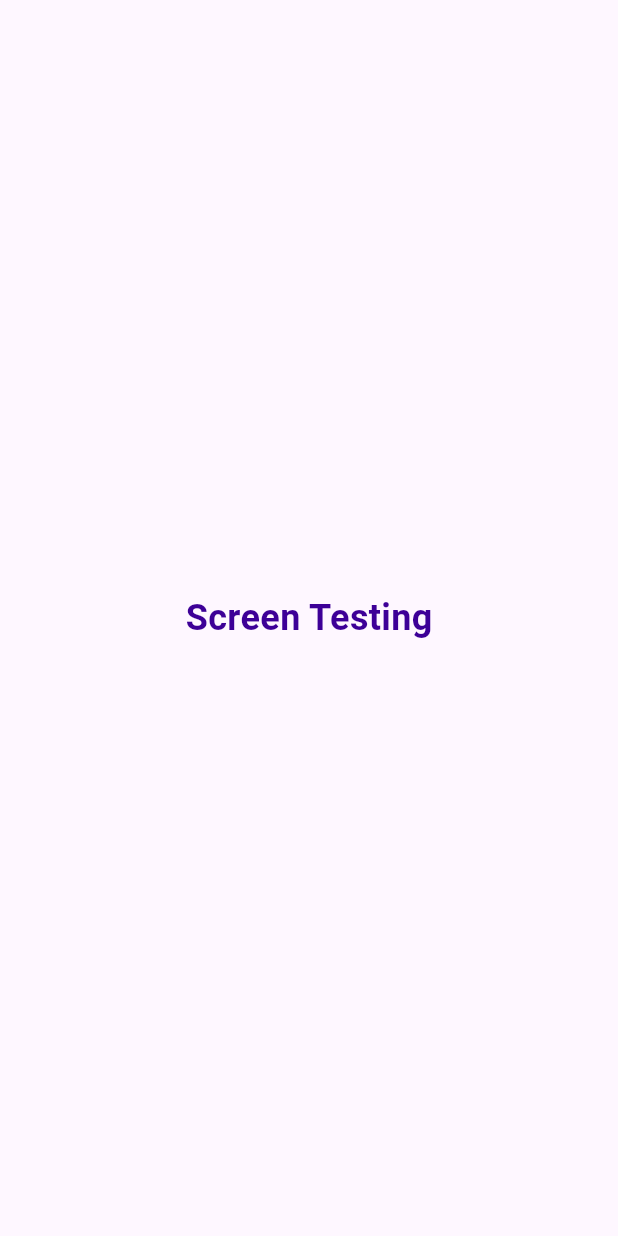
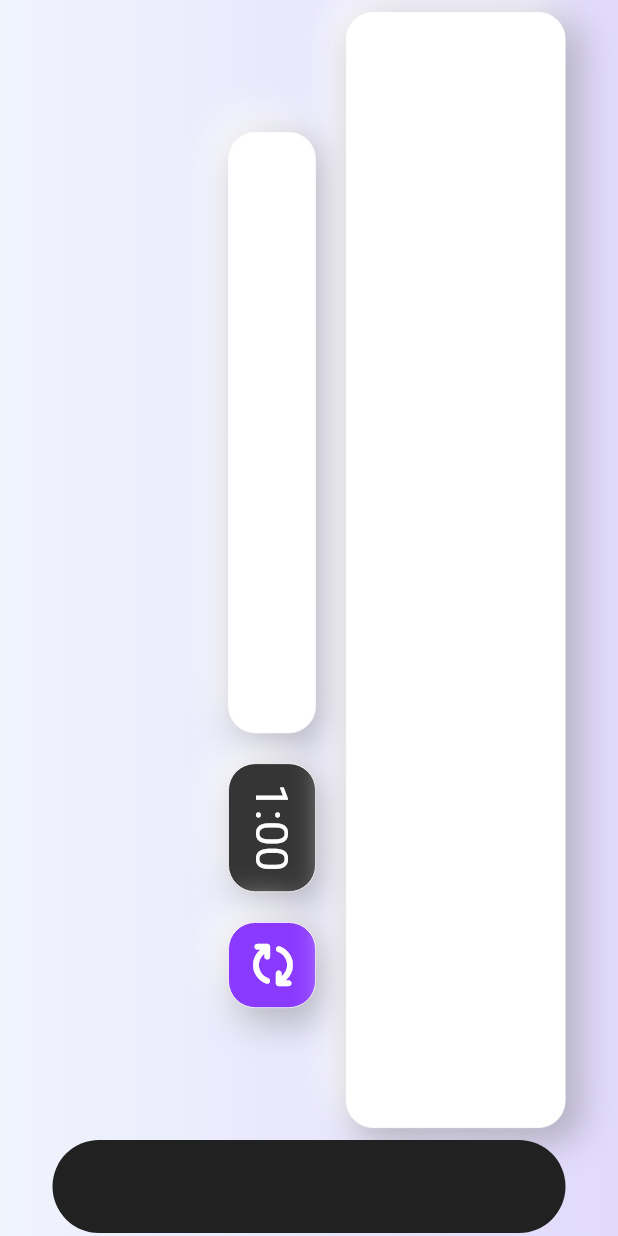
Before and after one commit to chamishkadilina/typingmaster, a Flutter app: the PracticeScreen screen opened directly, on a phone screen of 412 x 824 dp. Run offline on Flutter 3.47's test engine with Material 3 defaults, Android fonts, the light colour scheme and no system bars; our stand-ins replace font_awesome_flutter.

Commit message:
practice screen added

```diff
--- a/lib/constants.dart
+++ b/lib/constants.dart
@@ -9,9 +9,12 @@ const Alignment kHomeBeginAlign = Alignment.topRight;
 const Alignment kHomeEndAlign = Alignment.bottomLeft;
 const Alignment kStartBeginAlign = Alignment.bottomRight;
 const Alignment kStartEndAlign = Alignment.centerLeft;
+const Alignment kPracticeBeginAlign = Alignment.bottomLeft;
+const Alignment kPracticeEndAlign = Alignment.bottomRight;
 
 const kHomeScreenPadding = EdgeInsets.fromLTRB(35, 02, 35, 02);
 const kStartingScreenPadding = EdgeInsets.fromLTRB(35, 08, 35, 02);
+const kPracticeScreenPadding = EdgeInsets.fromLTRB(35, 08, 35, 02);
 
 const int kKeyboardImageFlex = 140;
 const int kChooseModeFlex = 10;
@@ -80,3 +83,13 @@ const BorderRadiusGeometry kRoundedBorder = BorderRadius.all(
 );
 const Color kIconColor = Color(0xFF3D0097);
 const double kIconSize = 30;
+
+///practice_screen constants-----------------------------------------------------
+const Color kTypingSpaceColor = Colors.white;
+const Color kTimeBox = Color(0xFF353535);
+const Color kRefreshIconColor = Color(0xFF8A39FE);
+const Icon kRefreshIcon = Icon(
+  FontAwesomeIcons.arrowsRotate,
+  color: Colors.white,
+  size: 30,
+);
--- a/lib/practice_screen.dart
+++ b/lib/practice_screen.dart
@@ -1,5 +1,8 @@
 import 'package:flutter/material.dart';
+import 'package:flutter/widgets.dart';
+import 'package:font_awesome_flutter/font_awesome_flutter.dart';
 import 'package:typingmaster/constants.dart';
+import 'package:typingmaster/reusable_card.dart';
 
 class PracticeScreen extends StatefulWidget {
   const PracticeScreen({super.key});
@@ -11,11 +14,116 @@ class PracticeScreen extends StatefulWidget {
 class _PracticeScreenState extends State<PracticeScreen> {
   @override
   Widget build(BuildContext context) {
-    return const Scaffold(
-      body: Center(
-        child: Text(
-          'Screen Testing',
-          style: kTitleTextStyle,
+    return Scaffold(
+      body: SafeArea(
+        child: Container(
+          decoration: const BoxDecoration(
+            gradient: LinearGradient(
+              colors: [
+                kBackgroundStartColor,
+                kBackgroundEndColor,
+              ],
+              begin: kPracticeBeginAlign,
+              end: kPracticeEndAlign,
+            ),
+          ),
+          child: Padding(
+            padding: kPracticeScreenPadding,
+            child: Column(
+              children: [
+                Expanded(
+                  flex: 24,
+                  child: Row(
+                    children: [
+                      const Expanded(
+                        flex: 40,
+                        child: SizedBox(
+                          width: 50,
+                        ),
+                      ),
+                      Expanded(
+                        flex: 20,
+                        child: Column(
+                          children: [
+                            const SizedBox(height: 80),
+                            Expanded(
+                              flex: 14,
+                              child: ReusableCard(
+                                color: kTypingSpaceColor,
+                                borderRadius: kborderRadius,
+                                cardChild: Container(),
+                              ),
+                            ),
+                            const SizedBox(height: 20),
+                            Expanded(
+                              flex: 3,
+                              child: ReusableCard(
+                                color: kTimeBox,
+                                borderRadius: kborderRadius,
+                                cardChild: const RotatedBox(
+                                  quarterTurns: 45,
+                                  child: Center(
+                                    child: Text(
+                                      '1:00',
+                                      style: TextStyle(
+                                        color: Colors.white,
+                                        fontSize: 30,
+                                      ),
+                                    ),
+                                  ),
+                                ),
+                              ),
+                            ),
+                            const SizedBox(height: 20),
+                            Expanded(
+                              flex: 2,
+                              child: ReusableCard(
+                                color: kRefreshIconColor,
+                                borderRadius: kborderRadius,
+                                cardChild: const RotatedBox(
+                                  quarterTurns: 45,
+                                  child: Center(
+                                    child: kRefreshIcon,
+                                  ),
+                                ),
+                              ),
+                            ),
+                            const SizedBox(height: 80),
+                          ],
+                        ),
+                      ),
+                      const SizedBox(width: 20),
+                      Expanded(
+                        flex: 50,
+                        child: ReusableCard(
+                          color: kTypingSpaceColor,
+                          borderRadius: kborderRadius,
+                        ),
+                      ),
+                      const SizedBox(
+                        height: 60,
+                      ),
+                    ],
+                  ),
+                ),
+                const SizedBox(
+                  height: 8,
+                ),
+                //navigationBar
+                Expanded(
+                  flex: 2,
+                  child: Container(
+                    decoration: BoxDecoration(
+                      color: Colors.grey.shade900,
+                      borderRadius: const BorderRadius.all(
+                        Radius.circular(90),
+                      ),
+                    ),
+                  ),
+                ),
+              ],
+            ),
+          ),
         ),
       ),
     );
--- a/lib/reusable_card.dart
+++ b/lib/reusable_card.dart
@@ -2,12 +2,14 @@ import 'package:flutter/material.dart';
 import 'package:typingmaster/constants.dart';
 
 class ReusableCard extends StatelessWidget {
+  final Color color;
   final BorderRadiusGeometry? borderRadius;
   final Widget? cardChild;
   final void Function()? onPress;
   final EdgeInsetsGeometry? cardMargin;
 
   const ReusableCard({
+    this.color = kCardColor,
     required this.borderRadius,
     this.cardChild,
     this.onPress,
@@ -26,7 +28,7 @@ class ReusableCard extends StatelessWidget {
             width: kBorderWidth,
             color: kBorderColor,
           ),
-          color: kCardColor,
+          color: color,
           borderRadius: borderRadius,
           boxShadow: const [
             kBoxShadowColor1,
```
